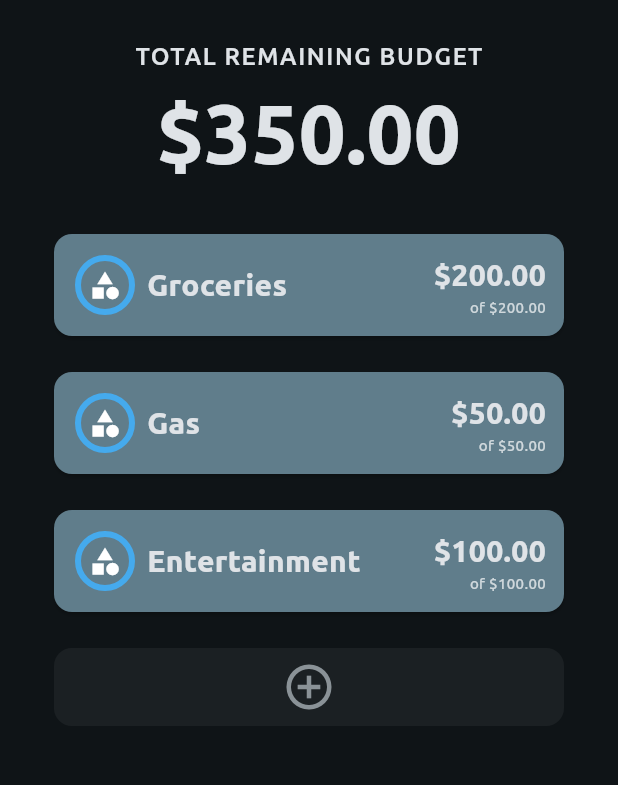
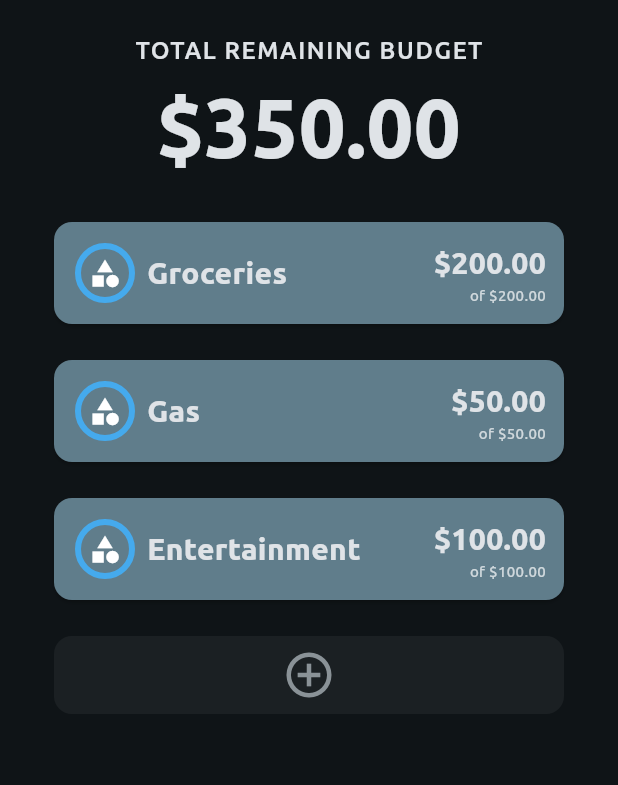
Before and after one commit to leejonathandev/ezbudget, a Flutter app: the screen it shows after launch, on a phone screen of 412 x 824 dp, the part 69-854 px from its top. Run offline on Flutter 3.47's test engine with Material 3 defaults, Android fonts, the light colour scheme and no system bars; our stand-ins replace flutter_riverpod, shared_preferences; project files that could hold a hidden picture were left out.

Commit message:
Seperated portrait and landscape layouts, moved padding out to constants

```diff
--- a/lib/views/main_view.dart
+++ b/lib/views/main_view.dart
@@ -7,6 +7,14 @@ import 'package:flutter_riverpod/flutter_riverpod.dart';
 import 'package:intl/intl.dart';
 
 final NumberFormat currencyFormatter = NumberFormat.simpleCurrency();
+const EdgeInsets _pageHorizontalPadding =
+    EdgeInsets.symmetric(horizontal: 16.0);
+const EdgeInsets _listItemPadding =
+    EdgeInsets.symmetric(horizontal: 16.0, vertical: 8.0);
+const EdgeInsets _landscapeListItemPadding =
+    EdgeInsets.symmetric(horizontal: 8.0, vertical: 6.0);
+const EdgeInsets _landscapeColumnPadding = EdgeInsets.all(24.0);
+const EdgeInsets _portraitHeaderPadding = EdgeInsets.all(12.0);
 
 class MainView extends ConsumerWidget {
   const MainView({super.key});
@@ -69,39 +77,29 @@ class MainView extends ConsumerWidget {
       floatingActionButton: null,
       body: SafeArea(
         child: Padding(
-          padding: const EdgeInsets.symmetric(horizontal: 16.0),
+          padding: _pageHorizontalPadding,
           child: LayoutBuilder(
             builder: (context, constraints) {
-              // keep consistency with MediaQuery-based decision
-              if (usePortraitLayout) {
-                // Portrait: keep existing list layout
+              return usePortraitLayout
+                  ? _buildPortraitLayout(context, ref, budgets, totalRemaining)
+                  : _buildLandscapeLayout(context, ref, budgets, totalRemaining,
+                      totalBudget, constraints);
+            },
+          ),
+        ),
+      ),
+    );
+  }
+
+  Widget _buildPortraitLayout(
+    BuildContext context,
+    WidgetRef ref,
+    List<Budget> budgets,
+    double totalRemaining,
+  ) {
     return Column(
       children: [
-                    Padding(
-                      padding: const EdgeInsets.all(16.0),
-                      child: Column(
-                        children: [
-                          const Text(
-                            "TOTAL REMAINING BUDGET",
-                            style: TextStyle(
-                              fontSize: 16,
-                              fontWeight: FontWeight.w500,
-                              letterSpacing: 1.1,
-                            ),
-                          ),
-                          Text(
-                            currencyFormatter.format(totalRemaining),
-                            style: const TextStyle(
-                              fontSize: 55,
-                              fontWeight: FontWeight.bold,
-                            ),
-                            textAlign: TextAlign.center,
-                            maxLines: 1,
-                            overflow: TextOverflow.ellipsis,
-                          ),
-                        ],
-                      ),
-                    ),
+        _buildTotalHeader(totalRemaining),
         Expanded(
           child: ListView.builder(
             itemCount: budgets.length + 1,
@@ -109,26 +107,18 @@ class MainView extends ConsumerWidget {
               // Last item is the "add budget" card
               if (index == budgets.length) {
                 return Padding(
-                              padding: const EdgeInsets.symmetric(
-                                horizontal: 16.0,
-                                vertical: 8.0,
-                              ),
+                  padding: _listItemPadding,
                   child: _buildAddBudgetCard(context),
                 );
               }
               return Padding(
-                            padding: const EdgeInsets.symmetric(
-                              horizontal: 16.0,
-                              vertical: 8.0,
-                            ),
+                padding: _listItemPadding,
                 child: BudgetTile(
                   key: ValueKey(budgets[index].label),
                   budget: budgets[index],
-                              useWideLayout: usePortraitLayout,
+                  useWideLayout: true,
                   onDeleteBudget: (budget) {
-                                ref
-                                    .read(budgetListProvider.notifier)
-                                    .deleteBudget(budget);
+                    ref.read(budgetListProvider.notifier).deleteBudget(budget);
                   },
                 ),
               );
@@ -137,7 +127,16 @@ class MainView extends ConsumerWidget {
         ),
       ],
     );
-              } else {
+  }
+
+  Widget _buildLandscapeLayout(
+    BuildContext context,
+    WidgetRef ref,
+    List<Budget> budgets,
+    double totalRemaining,
+    double totalBudget,
+    BoxConstraints constraints,
+  ) {
     return SizedBox.expand(
       child: Row(
         children: [
@@ -145,7 +144,7 @@ class MainView extends ConsumerWidget {
           SizedBox(
             width: constraints.maxWidth * 0.35,
             child: Padding(
-                          padding: const EdgeInsets.all(24.0),
+              padding: _landscapeColumnPadding,
               child: Column(
                 crossAxisAlignment: CrossAxisAlignment.start,
                 children: [
@@ -172,9 +171,7 @@ class MainView extends ConsumerWidget {
                     "of ${currencyFormatter.format(totalBudget)} total",
                     style: TextStyle(
                       fontSize: 14,
-                                  color: Theme.of(
-                                    context,
-                                  ).colorScheme.onSurfaceVariant,
+                      color: Theme.of(context).colorScheme.onSurfaceVariant,
                     ),
                   ),
                   const SizedBox(height: 24),
@@ -206,22 +203,16 @@ class MainView extends ConsumerWidget {
                 itemBuilder: (context, index) {
                   if (index == budgets.length) {
                     return Padding(
-                                  padding: const EdgeInsets.symmetric(
-                                    horizontal: 8.0,
-                                    vertical: 6.0,
-                                  ),
+                      padding: _landscapeListItemPadding,
                       child: _buildAddBudgetCard(context),
                     );
                   }
                   return Padding(
-                                padding: const EdgeInsets.symmetric(
-                                  horizontal: 8.0,
-                                  vertical: 6.0,
-                                ),
+                    padding: _landscapeListItemPadding,
                     child: BudgetTile(
                       key: ValueKey(budgets[index].label),
                       budget: budgets[index],
-                                  useWideLayout: usePortraitLayout,
+                      useWideLayout: false,
                       onDeleteBudget: (budget) {
                         ref
                             .read(budgetListProvider.notifier)
@@ -237,9 +228,31 @@ class MainView extends ConsumerWidget {
       ),
     );
   }
-            },
+
+  Widget _buildTotalHeader(double totalRemaining) {
+    return Padding(
+      padding: _portraitHeaderPadding,
+      child: Column(
+        children: [
+          const Text(
+            "TOTAL REMAINING BUDGET",
+            style: TextStyle(
+              fontSize: 16,
+              fontWeight: FontWeight.w500,
+              letterSpacing: 1.1,
             ),
           ),
+          Text(
+            currencyFormatter.format(totalRemaining),
+            style: const TextStyle(
+              fontSize: 55,
+              fontWeight: FontWeight.bold,
+            ),
+            textAlign: TextAlign.center,
+            maxLines: 1,
+            overflow: TextOverflow.ellipsis,
+          ),
+        ],
       ),
     );
   }
```
Lines whose indentation alone changed are shown as unchanged.
